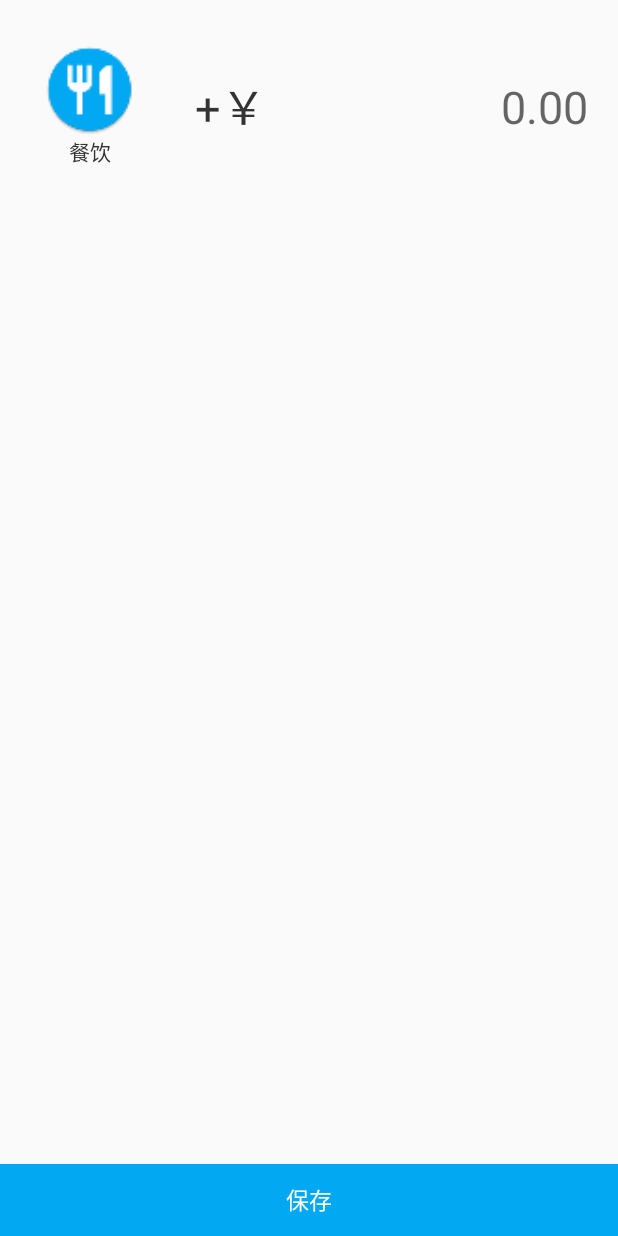
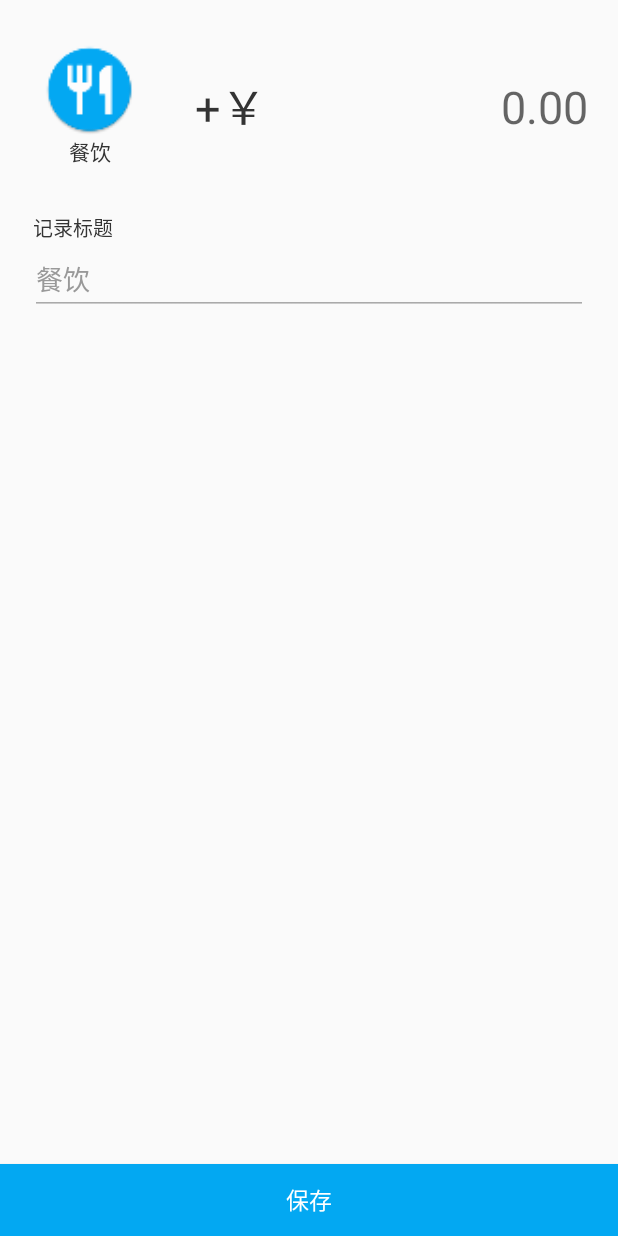
Before and after one commit to aa352160/MyAccountBook, an Android app: the screen it shows after launch (AddRecordActivity), after a tap on an icon or button, on a phone screen of 412 x 824 dp. Run offline under Robolectric (Android 15) with nearby library versions, the phone set to English and light mode, and no system bars; our stand-ins replace Room's generated code.

Commit message:
记录详细时间，标题完成，bug修复

```diff
--- a/app/src/main/java/com/rongke/myaccountbook/activity/MainActivity.kt
+++ b/app/src/main/java/com/rongke/myaccountbook/activity/MainActivity.kt
@@ -2,6 +2,7 @@ package com.rongke.myaccountbook.activity
 
 import android.arch.lifecycle.Observer
 import android.arch.lifecycle.ViewModelProviders
+import android.content.Intent
 import android.support.v7.widget.LinearLayoutManager
 import android.view.animation.AnimationUtils
 import com.rongke.baselibrary.base.BaseActivity
@@ -16,10 +17,13 @@ import com.rongke.myaccountbook.viewmodel.DateRecordViewModel
 import kotlinx.android.synthetic.main.activity_main.*
 import java.util.ArrayList
 
+const val ADD_BILL_RECORD = 1
 
 class MainActivity : BaseActivity() {
     private val recordViewModel by lazy { ViewModelProviders.of(this).get(BillRecordViewModel::class.java) }
     private val dateRecordModel by lazy { ViewModelProviders.of(this).get(DateRecordViewModel::class.java) }
+
+    private val observer = Observer<List<DateRecordDataModel>>{datas -> getRecordByTime(datas)}
 
     private lateinit var mainData : ArrayList<MainRecordBean>
 
@@ -27,7 +31,6 @@ class MainActivity : BaseActivity() {
 
     override fun initView() {
         getDateRecord()
-//        getRecordFromDataBase()
         btn_add.setOnClickListener { UIHelper.gotoAddRecordActivity(this) }
     }
 
@@ -36,7 +39,12 @@ class MainActivity : BaseActivity() {
      */
     private fun getDateRecord() {
         val allDatas = dateRecordModel.allDatas
-        allDatas.observe(this, Observer { datas -> getRecordByTime(datas) })
+
+        if (allDatas.hasObservers()){
+            allDatas.removeObserver(observer)
+        }
+
+        allDatas.observe(this, observer)
     }
 
     /**
@@ -51,21 +59,16 @@ class MainActivity : BaseActivity() {
                 recordList.add(it)
             }
             mainData.add(MainRecordBean(it.dateStr,recordList))
-            mainData.add(MainRecordBean(it.dateStr,recordList))
-            mainData.add(MainRecordBean(it.dateStr,recordList))
-            mainData.add(MainRecordBean(it.dateStr,recordList))
-            mainData.add(MainRecordBean(it.dateStr,recordList))
-            mainData.add(MainRecordBean(it.dateStr,recordList))
-            mainData.add(MainRecordBean(it.dateStr,recordList))
-            mainData.add(MainRecordBean(it.dateStr,recordList))
-            mainData.add(MainRecordBean(it.dateStr,recordList))
-            mainData.add(MainRecordBean(it.dateStr,recordList))
-            mainData.add(MainRecordBean(it.dateStr,recordList))
         }
 
         recycler_view.layoutManager = LinearLayoutManager(this, LinearLayoutManager.VERTICAL, false)
         recycler_view.adapter = IndexAdapter(this, mainData)
+    }
 
-//        recycler_view.layoutAnimation = AnimationUtils.loadLayoutAnimation(this,R.anim.layout_animation_fall_down)
+    override fun onActivityResult(requestCode: Int, resultCode: Int, data: Intent?) {
+        super.onActivityResult(requestCode, resultCode, data)
+        if (resultCode == ADD_BILL_RECORD){
+            getDateRecord()
+        }
     }
 }
--- a/app/src/main/java/com/rongke/myaccountbook/adapter/IndexAdapter.kt
+++ b/app/src/main/java/com/rongke/myaccountbook/adapter/IndexAdapter.kt
@@ -9,8 +9,10 @@ import android.widget.TextView
 import com.rongke.myaccountbook.R
 import com.rongke.myaccountbook.bean.MainRecordBean
 import com.rongke.myaccountbook.database.model.BillRecordDataModel
+import com.rongke.myaccountbook.util.castToTimeDetailStr
 import kotlinx.android.extensions.LayoutContainer
 import kotlinx.android.synthetic.main.item_index_list.*
+import org.w3c.dom.Text
 
 /**
  * Created by jh352160 on 2018/2/5.
@@ -39,6 +41,8 @@ class IndexAdapter(private val context: Context, private val datas : List<MainRe
             ll_record.removeAllViews()
             for (item in datas){
                 val view = LayoutInflater.from(context).inflate(R.layout.item_index_record, ll_record,false)
+                view.findViewById<TextView>(R.id.tv_record_time).text = item.createTimeDetail.castToTimeDetailStr()
+                view.findViewById<TextView>(R.id.tv_record_title).text = item.title
                 if (item.isIncome){
                     view.findViewById<TextView>(R.id.tv_record_money).text = "+${item.price}"
                 }else{
--- a/app/src/main/java/com/rongke/myaccountbook/database/model/BillRecordDataModel.kt
+++ b/app/src/main/java/com/rongke/myaccountbook/database/model/BillRecordDataModel.kt
@@ -15,9 +15,10 @@ import android.arch.persistence.room.*
  * @param type : 记录类型（如餐饮等）
  * @param isIncome : true 收入，false 支出
  */
-data class BillRecordDataModel(var type: Int, var isIncome: Boolean, var price: String?, var createTimeId: Long) {
+data class BillRecordDataModel(var type: Int, var isIncome: Boolean, var price: String?,
+                               var title:String?, var createTimeId: Long, var createTimeDetail: Long) {
     @PrimaryKey(autoGenerate = true)
     var id: Long = 0
 
-    constructor() : this(0,false,null,System.currentTimeMillis())
+    constructor() : this(0,false,null,null,0,System.currentTimeMillis())
 }
--- a/app/src/main/java/com/rongke/myaccountbook/util/ClassExtend.kt
+++ b/app/src/main/java/com/rongke/myaccountbook/util/ClassExtend.kt
@@ -11,3 +11,4 @@ import java.util.*
  */
 
 fun Long.castToTimeStr() : String = SimpleDateFormat("yyyy-MM-dd", Locale.CHINA).format(Date(this))
+fun Long.castToTimeDetailStr() : String = SimpleDateFormat("HH:mm:ss", Locale.CHINA).format(Date(this))
--- a/app/src/main/java/com/rongke/myaccountbook/util/UIHelper.kt
+++ b/app/src/main/java/com/rongke/myaccountbook/util/UIHelper.kt
@@ -1,5 +1,6 @@
 package com.rongke.myaccountbook.util
 
+import android.app.Activity
 import android.content.Context
 import android.content.Intent
 import com.rongke.myaccountbook.activity.AddRecordActivity
@@ -21,8 +22,8 @@ object UIHelper{
     /**
      * 添加记录页面
      */
-    fun gotoAddRecordActivity(context: Context){
+    fun gotoAddRecordActivity(context: Activity){
         val intent = Intent(context,AddRecordActivity::class.java)
-        context.startActivity(intent)
+        context.startActivityForResult(intent,1)
     }
 }
--- a/app/src/main/res/layout/activity_add_record.xml
+++ b/app/src/main/res/layout/activity_add_record.xml
@@ -58,24 +58,40 @@
         android:textColor="@color/primary_font_color"
         />
 
-    <LinearLayout
+    <TextView
+        android:id="@+id/tv_record_title_tag"
+        android:layout_width="match_parent"
+        android:layout_height="wrap_content"
+        app:layout_constraintTop_toBottomOf="@id/tv_record_type"
+        android:layout_marginTop="30dp"
+        android:layout_marginLeft="22dp"
+        android:text="记录标题"
+        android:textColor="@color/primary_font_color"
+        android:textSize="13sp"
+        />
+
+    <EditText
+        android:id="@+id/edt_title"
+        android:layout_width="match_parent"
+        android:layout_height="wrap_content"
+        app:layout_constraintTop_toBottomOf="@id/tv_record_title_tag"
+        android:layout_marginLeft="20dp"
+        android:layout_marginRight="20dp"
+        android:theme="@style/MyEditText"
+        android:textColorHighlight="@color/colorPrimary"
+        android:hint="餐饮"
+        android:textColorHint="@color/primary_hint_font_color"
+        />
+
+    <Button
+        android:id="@+id/btn_save"
         android:layout_width="match_parent"
         android:layout_height="wrap_content"
         app:layout_constraintBottom_toBottomOf="parent"
-        android:orientation="horizontal"
-        >
-
-        <Button
-            android:id="@+id/btn_save"
-            android:layout_width="0dp"
-            android:layout_height="wrap_content"
-            android:layout_weight="3"
-            android:background="#03A8F2"
-            android:text="保存"
-            android:textSize="15sp"
-            android:textColor="#FFFFFF"
-            />
-
-    </LinearLayout>
+        android:background="#03A8F2"
+        android:text="保存"
+        android:textSize="15sp"
+        android:textColor="#FFFFFF"
+        />
 
 </android.support.constraint.ConstraintLayout>
--- a/app/src/main/res/layout/item_index_record.xml
+++ b/app/src/main/res/layout/item_index_record.xml
@@ -17,7 +17,7 @@
         />
 
     <TextView
-        android:id="@+id/tv_record_type"
+        android:id="@+id/tv_record_title"
         android:layout_width="wrap_content"
         android:layout_height="wrap_content"
         app:layout_constraintTop_toTopOf="@id/iv_record_type"
--- a/app/src/main/res/values/colors.xml
+++ b/app/src/main/res/values/colors.xml
@@ -1,6 +1,6 @@
 <?xml version="1.0" encoding="utf-8"?>
 <resources>
-    <color name="colorPrimary">#3F51B5</color>
+    <color name="colorPrimary">#03A8F2</color>
     <color name="colorPrimaryDark">#303F9F</color>
     <color name="colorAccent">#FF4081</color>
     <color name="black">#000000</color>
--- a/app/src/main/res/values/styles.xml
+++ b/app/src/main/res/values/styles.xml
@@ -25,4 +25,9 @@
         <item name="android:activityCloseExitAnimation">@anim/slide_out_right</item>
     </style>
 
+    <style name="MyEditText" parent="Theme.AppCompat.Light">
+        <item name="colorControlNormal">@android:color/darker_gray</item>
+        <item name="colorControlActivated">@color/colorPrimary</item>
+    </style>
+
 </resources>
--- /dev/null
+++ b/baselibrary/src/main/res/values/colors.xml
@@ -0,0 +1,5 @@
+<?xml version="1.0" encoding="utf-8"?>
+<resources>
+    <color name="primary_font_color">#333333</color>
+    <color name="primary_hint_font_color">#999999</color>
+</resources>
```
Also changed, not shown: app/src/main/java/com/rongke/myaccountbook/activity/AddRecordActivity.kt (+6 -1 lines).
